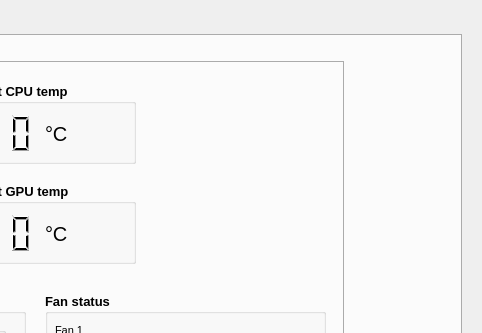
This is openhw-gui.ui in kusti8/OpenHWControl as Qt 5 draws it before an edit; both pictures show x 679 to 1161 and y 0 to 333 of the 1161 by 837 pixel window. The edited form follows.
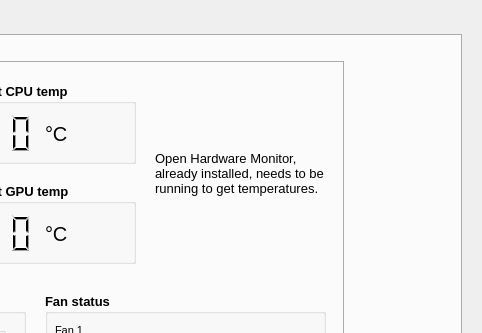
This is the edited form. The open tabs and pages were chosen to show the change.

Commit message: Add shortcut name and OpenHWMonitor warning

The edit to the form file:
```diff
--- a/openhw-gui.ui
+++ b/openhw-gui.ui
@@ -3695,6 +3695,22 @@
           </property>
          </widget>
         </widget>
+        <widget class="QLabel" name="label_105">
+         <property name="geometry">
+          <rect>
+           <x>810</x>
+           <y>10</y>
+           <width>171</width>
+           <height>181</height>
+          </rect>
+         </property>
+         <property name="text">
+          <string>Open Hardware Monitor, already installed, needs to be running to get temperatures.</string>
+         </property>
+         <property name="wordWrap">
+          <bool>true</bool>
+         </property>
+        </widget>
        </widget>
       </widget>
       <widget class="QWidget" name="tabSensorConfig">
```
The commit also changes 4 other files.
